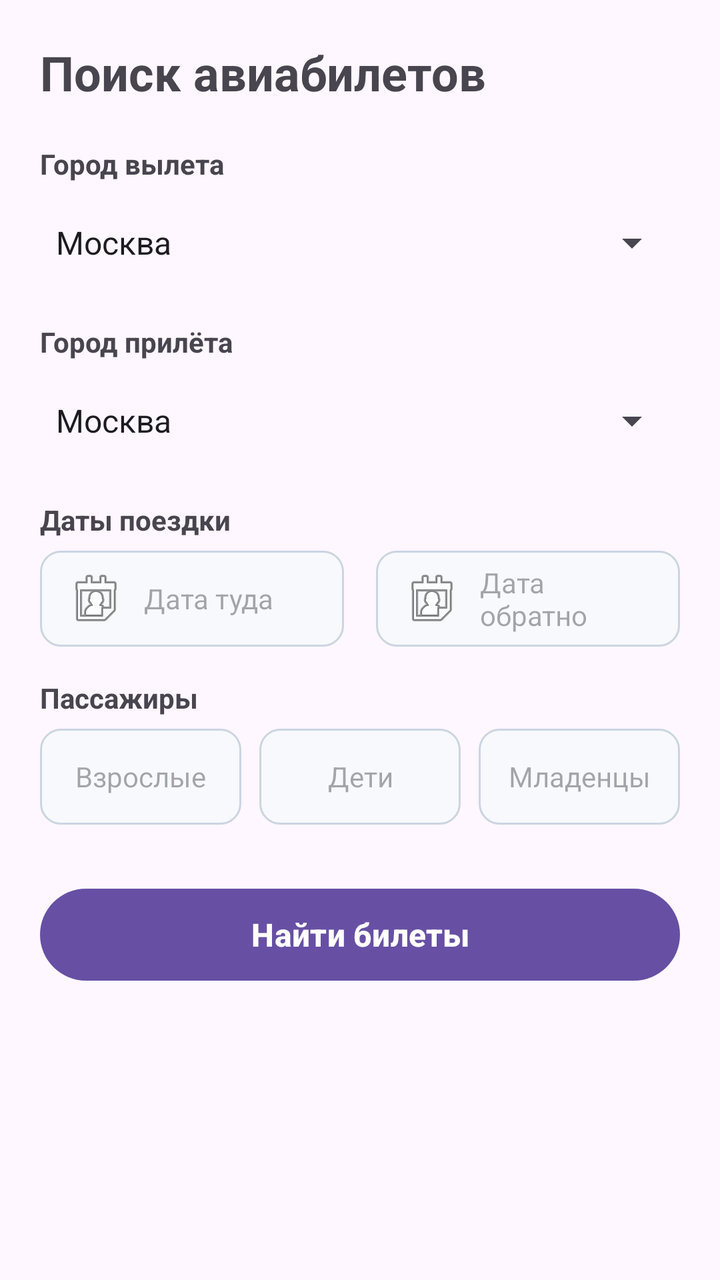
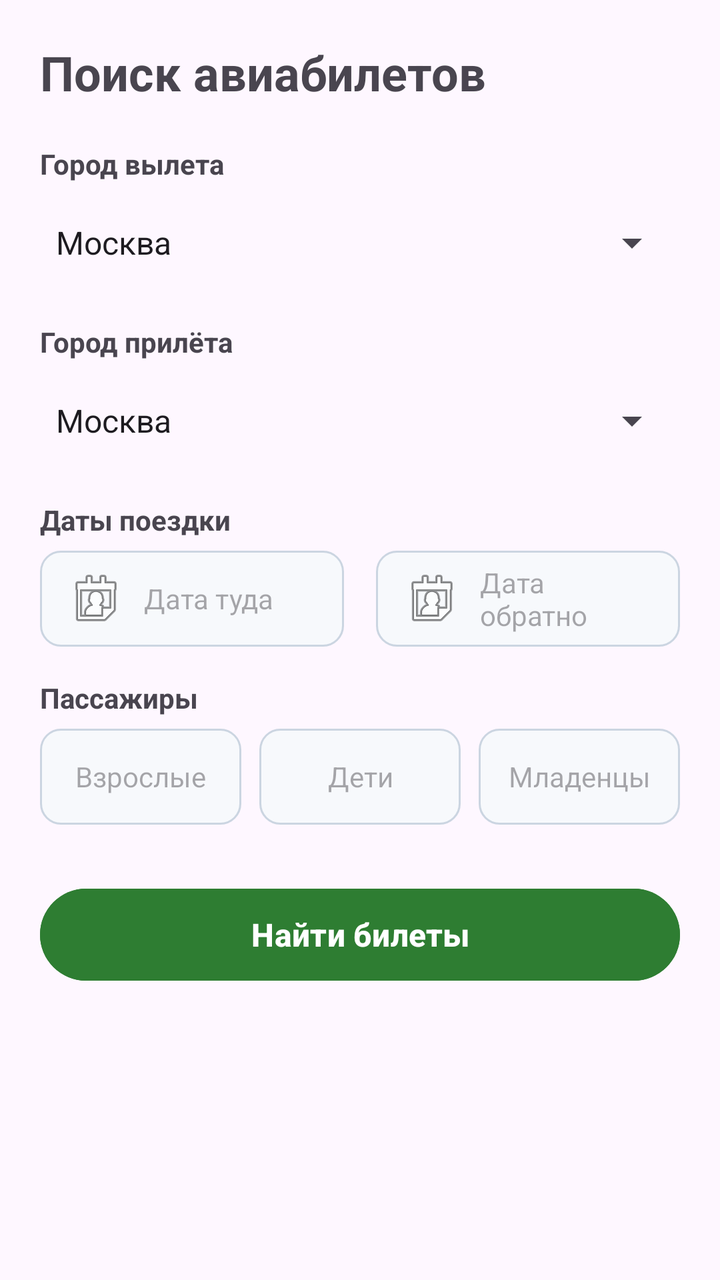

Screens rendered from an Android XML layout before and after an edit, with the pre-edit source and the edit as a unified diff.
<!-- AndroidManifest.xml: application theme Theme.Aviaseils -->
<!-- res/layout/activity_main.xml -->
<?xml version="1.0" encoding="utf-8"?>
<androidx.constraintlayout.widget.ConstraintLayout xmlns:android="http://schemas.android.com/apk/res/android"
    xmlns:app="http://schemas.android.com/apk/res-auto"
    xmlns:tools="http://schemas.android.com/tools"
    android:id="@+id/main"
    android:layout_width="match_parent"
    android:layout_height="match_parent"
    android:padding="20dp"
    tools:context=".MainActivity">

    
    <TextView
        android:id="@+id/tvTitle"
        android:layout_width="wrap_content"
        android:layout_height="wrap_content"
        android:text="@string/flight_search_title"
        android:textSize="24sp"
        android:textStyle="bold"
        app:layout_constraintStart_toStartOf="parent"
        app:layout_constraintTop_toTopOf="parent" />

    
    <TextView
        android:id="@+id/tvDepartureCity"
        android:layout_width="wrap_content"
        android:layout_height="wrap_content"
        android:layout_marginTop="20dp"
        android:text="@string/departure_city_label"
        android:textSize="14sp"
        android:textStyle="bold"
        app:layout_constraintStart_toStartOf="parent"
        app:layout_constraintTop_toBottomOf="@id/tvTitle" />

    
    <Spinner
        android:id="@+id/spinnerDeparture"
        android:layout_width="0dp"
        android:layout_height="48dp"
        android:layout_marginTop="6dp"
        android:entries="@array/cities_array"
        app:layout_constraintEnd_toEndOf="parent"
        app:layout_constraintStart_toStartOf="parent"
        app:layout_constraintTop_toBottomOf="@id/tvDepartureCity" />

    
    <TextView
        android:id="@+id/tvArrivalCity"
        android:layout_width="wrap_content"
        android:layout_height="wrap_content"
        android:layout_marginTop="16dp"
        android:text="@string/arrival_city_label"
        android:textSize="14sp"
        android:textStyle="bold"
        app:layout_constraintStart_toStartOf="parent"
        app:layout_constraintTop_toBottomOf="@id/spinnerDeparture" />

    

    
    <Spinner
        android:id="@+id/spinnerArrival"
        android:layout_width="0dp"
        android:layout_height="48dp"
        android:layout_marginTop="6dp"
        android:entries="@array/cities_array"
        app:layout_constraintEnd_toEndOf="parent"
        app:layout_constraintHorizontal_bias="1.0"
        app:layout_constraintStart_toStartOf="parent"
        app:layout_constraintTop_toBottomOf="@id/tvArrivalCity" />

    <TextView
        android:id="@+id/tvDatesTitle"
        android:layout_width="wrap_content"
        android:layout_height="wrap_content"
        android:layout_marginTop="16dp"
        android:text="@string/dates_title"
        android:textSize="14sp"
        android:textStyle="bold"
        app:layout_constraintStart_toStartOf="parent"
        app:layout_constraintTop_toBottomOf="@id/spinnerArrival" />

    
    <EditText
        android:id="@+id/etDepartureDate"
        android:layout_width="0dp"
        android:layout_height="48dp"
        android:layout_marginTop="6dp"
        android:layout_marginEnd="8dp"
        android:background="@drawable/bg_input_field"
        android:clickable="true"
        android:cursorVisible="false"
        android:drawableStart="@android:drawable/ic_menu_my_calendar"
        android:drawablePadding="8dp"
        android:focusable="false"
        android:hint="@string/departure_date_hint"
        android:inputType="none"
        android:paddingStart="12dp"
        android:paddingEnd="12dp"
        android:textSize="14sp"
        app:layout_constraintEnd_toStartOf="@id/etReturnDate"
        app:layout_constraintHorizontal_weight="1"
        app:layout_constraintStart_toStartOf="parent"
        app:layout_constraintTop_toBottomOf="@id/tvDatesTitle" />

    
    <EditText
        android:id="@+id/etReturnDate"
        android:layout_width="0dp"
        android:layout_height="48dp"
        android:layout_marginStart="8dp"
        android:layout_marginTop="6dp"
        android:background="@drawable/bg_input_field"
        android:clickable="true"
        android:cursorVisible="false"
        android:drawableStart="@android:drawable/ic_menu_my_calendar"
        android:drawablePadding="8dp"
        android:focusable="false"
        android:hint="@string/return_date_hint"
        android:inputType="none"
        android:paddingStart="12dp"
        android:paddingEnd="12dp"
        android:textSize="14sp"
        app:layout_constraintEnd_toEndOf="parent"
        app:layout_constraintHorizontal_weight="1"
        app:layout_constraintStart_toEndOf="@id/etDepartureDate"
        app:layout_constraintTop_toBottomOf="@id/tvDatesTitle" />

    
    <TextView
        android:id="@+id/tvPassengersTitle"
        android:layout_width="wrap_content"
        android:layout_height="wrap_content"
        android:layout_marginTop="16dp"
        android:text="@string/passengers_title"
        android:textSize="14sp"
        android:textStyle="bold"
        app:layout_constraintStart_toStartOf="parent"
        app:layout_constraintTop_toBottomOf="@id/etDepartureDate" />

    
    <EditText
        android:id="@+id/etAdults"
        android:layout_width="0dp"
        android:layout_height="48dp"
        android:layout_marginTop="6dp"
        android:layout_marginEnd="6dp"
        android:background="@drawable/bg_input_field"
        android:gravity="center"
        android:hint="@string/adults_hint"
        android:inputType="number"
        android:paddingStart="8dp"
        android:paddingEnd="8dp"
        android:textSize="14sp"
        app:layout_constraintEnd_toStartOf="@id/etChildren"
        app:layout_constraintHorizontal_weight="1"
        app:layout_constraintStart_toStartOf="parent"
        app:layout_constraintTop_toBottomOf="@id/tvPassengersTitle" />

    
    <EditText
        android:id="@+id/etChildren"
        android:layout_width="0dp"
        android:layout_height="48dp"
        android:layout_marginStart="3dp"
        android:layout_marginTop="6dp"
        android:layout_marginEnd="3dp"
        android:background="@drawable/bg_input_field"
        android:gravity="center"
        android:hint="@string/children_hint"
        android:inputType="number"
        android:paddingStart="8dp"
        android:paddingEnd="8dp"
        android:textSize="14sp"
        app:layout_constraintEnd_toStartOf="@id/etInfants"
        app:layout_constraintHorizontal_weight="1"
        app:layout_constraintStart_toEndOf="@id/etAdults"
        app:layout_constraintTop_toBottomOf="@id/tvPassengersTitle" />

    
    <EditText
        android:id="@+id/etInfants"
        android:layout_width="0dp"
        android:layout_height="48dp"
        android:layout_marginStart="6dp"
        android:layout_marginTop="6dp"
        android:background="@drawable/bg_input_field"
        android:gravity="center"
        android:hint="@string/infants_hint"
        android:inputType="number"
        android:paddingStart="8dp"
        android:paddingEnd="8dp"
        android:textSize="14sp"
        app:layout_constraintEnd_toEndOf="parent"
        app:layout_constraintHorizontal_weight="1"
        app:layout_constraintStart_toEndOf="@id/etChildren"
        app:layout_constraintTop_toBottomOf="@id/tvPassengersTitle" />

    
    <Button
        android:id="@+id/btnSearch"
        android:layout_width="0dp"
        android:layout_height="54dp"
        android:layout_marginTop="28dp"
        android:text="@string/search_button_text"
        android:textSize="16sp"
        android:textStyle="bold"
        app:layout_constraintEnd_toEndOf="parent"
        app:layout_constraintStart_toStartOf="parent"
        app:layout_constraintTop_toBottomOf="@id/etAdults" />

</androidx.constraintlayout.widget.ConstraintLayout>
<!-- resources referenced by this layout -->
<resources>
  <string-array name="cities_array">
          <item>Москва</item>
          <item>Санкт-Петербург</item>
          <item>Новосибирск</item>
          <item>Екатеринбург</item>
          <item>Казань</item>
          <item>Сочи</item>
          <item>Владивосток</item>
          <item>Калининград</item>
      </string-array>
  <!-- drawable bg_input_field (drawable) -->
  <?xml version="1.0" encoding="utf-8"?>
  <shape xmlns:android="http://schemas.android.com/apk/res/android">
      <solid android:color="#F7F9FC" />
      <stroke
          android:width="1dp"
          android:color="#CBD5E1" />
      <corners android:radius="10dp" />
  </shape>
  <string name="adults_hint">Взрослые</string>
  <string name="arrival_city_label">Город прилёта</string>
  <string name="children_hint">Дети</string>
  <string name="dates_title">Даты поездки</string>
  <string name="departure_city_label">Город вылета</string>
  <string name="departure_date_hint">Дата туда</string>
  <string name="flight_search_title">Поиск авиабилетов</string>
  <string name="infants_hint">Младенцы</string>
  <string name="passengers_title">Пассажиры</string>
  <string name="return_date_hint">Дата обратно</string>
  <string name="search_button_text">Найти билеты</string>
  <style name="Theme.Aviaseils" parent="Base.Theme.Aviaseils" />
  <style name="Base.Theme.Aviaseils" parent="Theme.Material3.DayNight.NoActionBar">
          
          
      </style>
</resources>

<!-- the commit's change to res/layout/activity_main.xml (unified diff, before → after) -->
@@ -201,6 +201,7 @@
         android:layout_width="0dp"
         android:layout_height="54dp"
         android:layout_marginTop="28dp"
+        android:backgroundTint="@color/green_primary"
         android:text="@string/search_button_text"
         android:textSize="16sp"
         android:textStyle="bold"
<!-- resource entries referenced after the edit -->
@@ -10,6 +10,7 @@
           <item>Владивосток</item>
           <item>Калининград</item>
       </string-array>
+  <color name="green_primary">#2E7D32</color>
   <!-- drawable bg_input_field (drawable) -->
   <?xml version="1.0" encoding="utf-8"?>
   <shape xmlns:android="http://schemas.android.com/apk/res/android">
@@ -33,7 +34,7 @@
   <style name="Theme.Aviaseils" parent="Base.Theme.Aviaseils" />
   <style name="Base.Theme.Aviaseils" parent="Theme.Material3.DayNight.NoActionBar">
           
-          
+          <item name="colorPrimary">@color/green_primary</item>
       </style>
 </resources>
 
